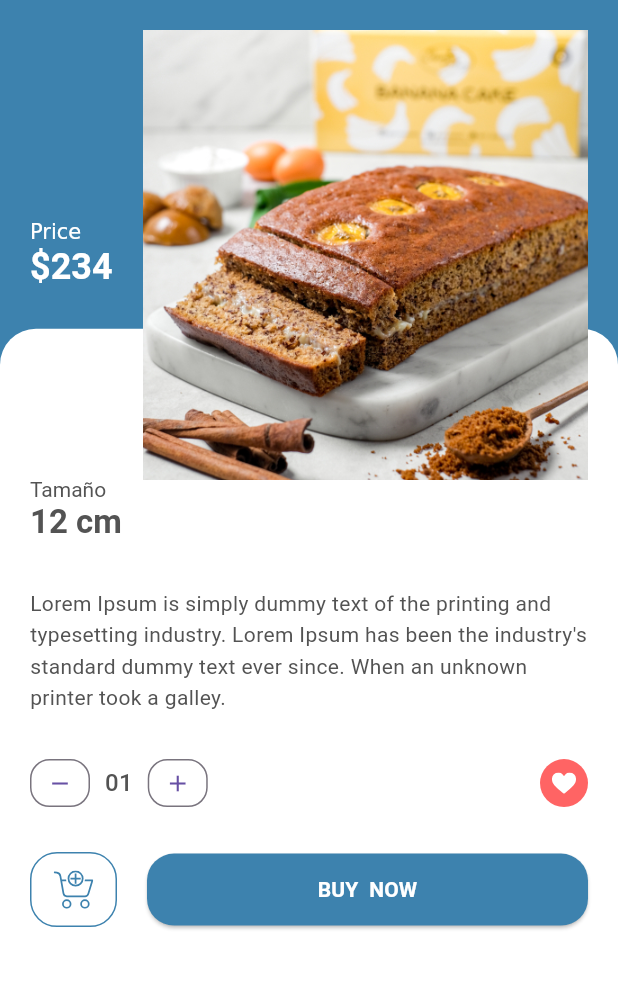
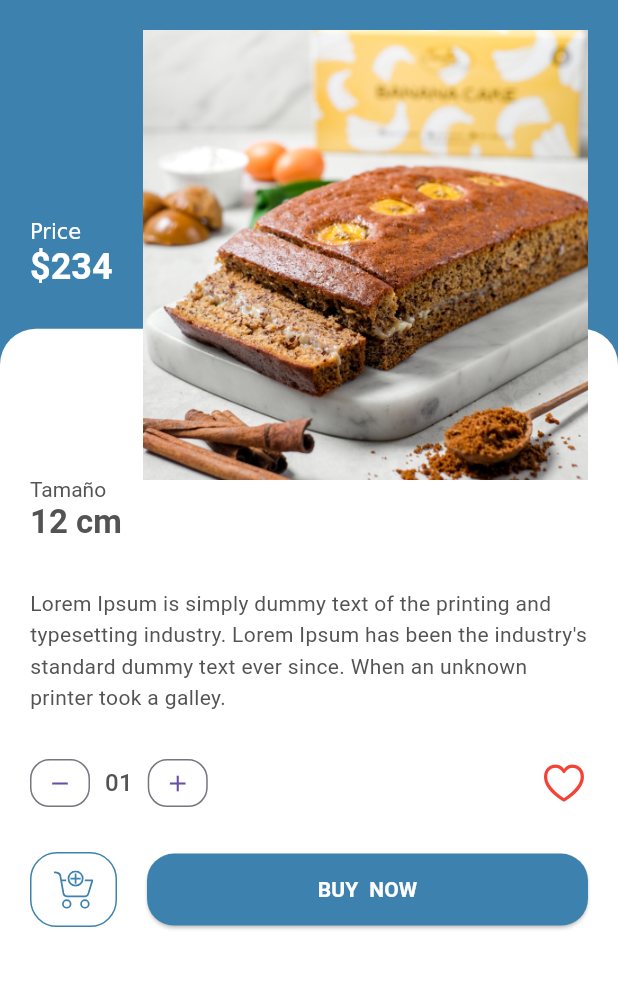
Before and after one commit to HaaruuKI/pastel, a Flutter app: the HomeScreen screen opened by its route, after a tap on "pastel de chocolate", on a phone screen of 412 x 824 dp, the part 126-1115 px from its top. Run offline on Flutter 3.47's test engine with Material 3 defaults, Android fonts, the phone set to English and light mode, and no system bars; our stand-ins replace cloud_firestore, file_picker, firebase_core, firebase_database, firebase_storage, flutter_svg; accounts and stored records are empty.

Commit message:
Crear producto

```diff
--- a/lib/constants.dart
+++ b/lib/constants.dart
@@ -4,3 +4,4 @@ const kTextColor = Color(0xFF535353);
 const kTextLightColor = Color(0xFFACACAC);
 
 const kDefaultPaddin = 20.0;
+const yellowPastel = Color(0xFFFFECB3);
--- a/lib/routes/routes.dart
+++ b/lib/routes/routes.dart
@@ -1,4 +1,5 @@
 import 'package:flutter/material.dart';
+import 'package:pastel/product_create/create_product.dart';
 import 'package:pastel/screens/cart_store/cart_store.dart';
 import 'package:pastel/screens/home/home_screen.dart';
 import 'package:pastel/screens/search/search.dart';
@@ -8,4 +9,5 @@ final routes = <String, WidgetBuilder>{
   'homePage': (BuildContext context) => HomeScreen(),
   'search': (BuildContext context) => const Search(),
   'cartStore': (BuildContext context) => const CartStore(),
+  'crearProducto': (BuildContext context) => CreateProductPage(),
 };
--- a/lib/screens/details/components/add_to_cart.dart
+++ b/lib/screens/details/components/add_to_cart.dart
@@ -1,13 +1,40 @@
+// ignore_for_file: library_private_types_in_public_api
+
 import 'package:flutter/material.dart';
 import 'package:flutter_svg/flutter_svg.dart';
 import 'package:pastel/models/Product.dart';
+import 'package:firebase_database/firebase_database.dart';
 
 import '../../../constants.dart';
 
-class AddToCart extends StatelessWidget {
-  const AddToCart({super.key, required this.product});
+class AddToCart extends StatefulWidget {
+  final Product product;
+  const AddToCart({Key? key, required this.product}) : super(key: key);
 
-  final Product product;
+  @override
+  State<AddToCart> createState() => _AddToCartState();
+}
+
+class _AddToCartState extends State<AddToCart> {
+  final firebaseDatabaseReference = FirebaseDatabase.instance.ref();
+
+  void sendDataToCart(Product product) {
+    // final productId = product.id;
+    final productImage = product.image;
+    final productName = product.title;
+    final productPrice = product.price;
+    final productDescripcion = product.description;
+
+    firebaseDatabaseReference.child('cart').child(productName).set({
+      // 'id': productId,
+      'image': productImage,
+      'name': productName,
+      'price': productPrice,
+      'description': productDescripcion,
+      'quantity': 1,
+    });
+  }
+
   @override
   Widget build(BuildContext context) {
     return Padding(
@@ -21,15 +48,27 @@ class AddToCart extends StatelessWidget {
             decoration: BoxDecoration(
               borderRadius: BorderRadius.circular(18),
               border: Border.all(
-                color: product.color,
+                color: widget.product.color,
               ),
             ),
             child: IconButton(
               icon: SvgPicture.asset(
                 "assets/icons/add_to_cart.svg",
-                colorFilter: ColorFilter.mode(product.color, BlendMode.srcIn),
+                colorFilter:
+                    ColorFilter.mode(widget.product.color, BlendMode.srcIn),
               ),
-              onPressed: () {},
+              onPressed: () {
+                sendDataToCart(widget.product);
+                ScaffoldMessenger.of(context).showSnackBar(
+                  const SnackBar(
+                    content: Text(
+                      'Producto agregado al carro',
+                      style: TextStyle(color: Colors.black),
+                    ),
+                    backgroundColor: yellowPastel, // Change the color here
+                  ),
+                );
+              },
             ),
           ),
           Expanded(
@@ -39,7 +78,7 @@ class AddToCart extends StatelessWidget {
                 minimumSize: Size(double.infinity, 48),
                 shape: RoundedRectangleBorder(
                     borderRadius: BorderRadius.circular(18)),
-                backgroundColor: product.color,
+                backgroundColor: widget.product.color,
               ),
               child: Text(
                 "Buy  Now".toUpperCase(),
--- a/lib/screens/details/components/color_and_size.dart
+++ b/lib/screens/details/components/color_and_size.dart
@@ -72,7 +72,7 @@ class ColorDot extends StatelessWidget {
       decoration: BoxDecoration(
         shape: BoxShape.circle,
         border: Border.all(
-          color: isSelected ? color : Colors.transparent,
+          color: isSelected ? yellowPastel : Colors.transparent,
         ),
       ),
       child: DecoratedBox(
--- a/lib/screens/details/components/counter_with_fav_btn.dart
+++ b/lib/screens/details/components/counter_with_fav_btn.dart
@@ -1,25 +1,34 @@
+import 'package:flutter/cupertino.dart';
 import 'package:flutter/material.dart';
-import 'package:flutter_svg/flutter_svg.dart';
 
 import 'cart_counter.dart';
 
-class CounterWithFavBtn extends StatelessWidget {
+class CounterWithFavBtn extends StatefulWidget {
+  @override
+  _CounterWithFavBtnState createState() => _CounterWithFavBtnState();
+}
+
+class _CounterWithFavBtnState extends State<CounterWithFavBtn> {
+  bool isPressed = false;
+
   @override
   Widget build(BuildContext context) {
     return Row(
       mainAxisAlignment: MainAxisAlignment.spaceBetween,
       children: <Widget>[
         CartCounter(),
-        Container(
-          padding: EdgeInsets.all(8),
-          height: 32,
-          width: 32,
-          decoration: BoxDecoration(
-            color: Color(0xFFFF6464),
-            shape: BoxShape.circle,
+        InkWell(
+          onTap: () {
+            setState(() {
+              isPressed = !isPressed;
+            });
+          },
+          child: Icon(
+            isPressed ? CupertinoIcons.heart_fill : CupertinoIcons.heart,
+            size: 32,
+            color: Colors.red,
           ),
-          child: SvgPicture.asset("assets/icons/heart.svg"),
-        )
+        ),
       ],
     );
   }
--- a/lib/screens/home/components/item_card.dart
+++ b/lib/screens/home/components/item_card.dart
@@ -20,7 +20,7 @@ class ItemCard extends StatelessWidget {
             child: Container(
               padding: EdgeInsets.all(kDefaultPaddin),
               decoration: BoxDecoration(
-                color: product.color,
+                color: yellowPastel,
                 borderRadius: BorderRadius.circular(16),
               ),
               child: Hero(
```
Also changed, not shown: lib/main.dart (+21 -1 lines), lib/product_create/create_product.dart (added, +99 -0 lines), lib/screens/cart_store/components/title.dart (added, +33 -0 lines), pubspec.yaml (+7 -0 lines), lib/firebase_options.dart (added), pubspec.lock, 11 other files.
